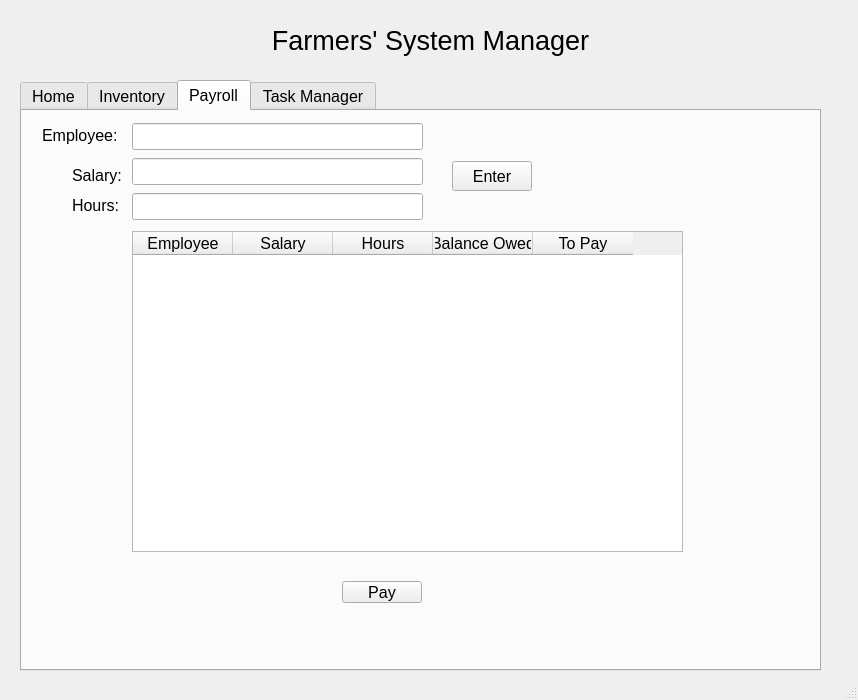
Qt form FarmingSystemManager/mainwindow.ui (ryan-ghosh/FarmerSystemManager) before a commit.
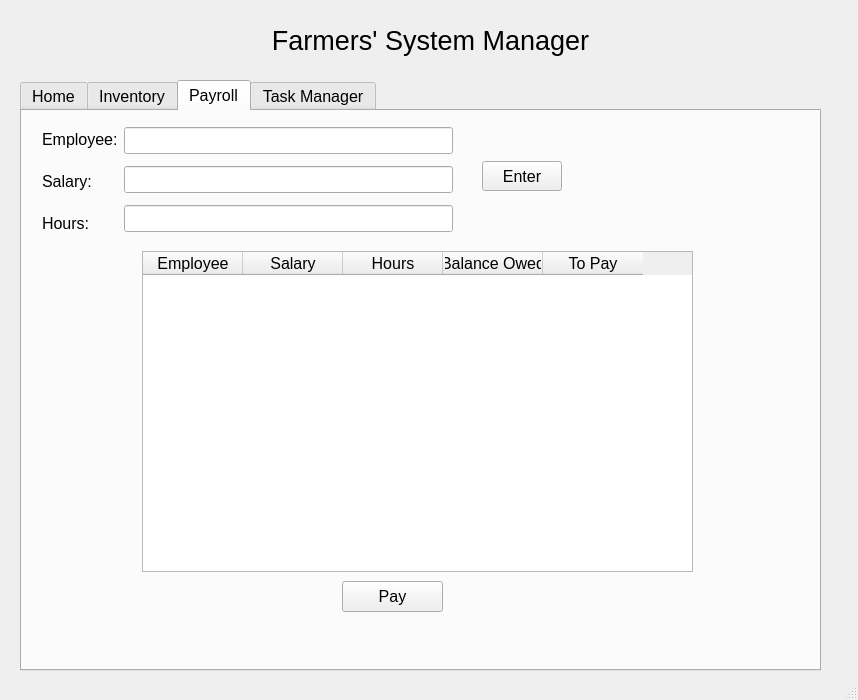
The same form after that commit.

Commit message: working version without the appmodels and shit

Diff of the .ui file:
```diff
--- a/FarmingSystemManager/mainwindow.ui
+++ b/FarmingSystemManager/mainwindow.ui
@@ -226,8 +226,8 @@
        <rect>
         <x>320</x>
         <y>470</y>
-        <width>80</width>
-        <height>22</height>
+        <width>101</width>
+        <height>31</height>
        </rect>
       </property>
       <property name="text">
@@ -237,8 +237,8 @@
      <widget class="QTableWidget" name="payrolltable">
       <property name="geometry">
        <rect>
-        <x>110</x>
-        <y>120</y>
+        <x>120</x>
+        <y>140</y>
         <width>551</width>
         <height>321</height>
        </rect>
@@ -269,49 +269,10 @@
        </property>
       </column>
      </widget>
-     <widget class="QLabel" name="label_11">
-      <property name="geometry">
-       <rect>
-        <x>20</x>
-        <y>10</y>
-        <width>82</width>
-        <height>29</height>
-       </rect>
-      </property>
-      <property name="text">
-       <string>Employee:</string>
-      </property>
-     </widget>
-     <widget class="QLabel" name="label_12">
-      <property name="geometry">
-       <rect>
-        <x>50</x>
-        <y>50</y>
-        <width>51</width>
-        <height>29</height>
-       </rect>
-      </property>
-      <property name="text">
-       <string>Salary:</string>
-      </property>
-     </widget>
-     <widget class="QLabel" name="label_13">
-      <property name="geometry">
-       <rect>
-        <x>50</x>
-        <y>80</y>
-        <width>51</width>
-        <height>29</height>
-       </rect>
-      </property>
-      <property name="text">
-       <string>Hours:</string>
-      </property>
-     </widget>
      <widget class="QPushButton" name="payButton_3">
       <property name="geometry">
        <rect>
-        <x>430</x>
+        <x>460</x>
         <y>50</y>
         <width>80</width>
         <height>30</height>
@@ -321,24 +282,53 @@
        <string>Enter</string>
       </property>
      </widget>
-     <widget class="QWidget" name="layoutWidget">
+     <widget class="QWidget" name="">
       <property name="geometry">
        <rect>
-        <x>110</x>
+        <x>20</x>
         <y>10</y>
-        <width>291</width>
-        <height>101</height>
+        <width>411</width>
+        <height>120</height>
        </rect>
       </property>
-      <layout class="QVBoxLayout" name="verticalLayout_12">
+      <layout class="QHBoxLayout" name="horizontalLayout_2">
        <item>
-        <widget class="QLineEdit" name="lineEditEmployee"/>
+        <layout class="QVBoxLayout" name="verticalLayout_8">
+         <item>
+          <widget class="QLabel" name="label_11">
+           <property name="text">
+            <string>Employee:</string>
+           </property>
+          </widget>
+         </item>
+         <item>
+          <widget class="QLabel" name="label_12">
+           <property name="text">
+            <string>Salary:</string>
+           </property>
+          </widget>
+         </item>
+         <item>
+          <widget class="QLabel" name="label_13">
+           <property name="text">
+            <string>Hours:</string>
+           </property>
+          </widget>
+         </item>
+        </layout>
        </item>
        <item>
-        <widget class="QLineEdit" name="lineEditSalary"/>
-       </item>
-       <item>
-        <widget class="QLineEdit" name="lineEditHours"/>
+        <layout class="QVBoxLayout" name="verticalLayout_12">
+         <item>
+          <widget class="QLineEdit" name="lineEditEmployee"/>
+         </item>
+         <item>
+          <widget class="QLineEdit" name="lineEditSalary"/>
+         </item>
+         <item>
+          <widget class="QLineEdit" name="lineEditHours"/>
+         </item>
+        </layout>
        </item>
       </layout>
      </widget>
```
Left out of the diff: 4 changed lines with no effect on the pictures. The commit also changes 2 other files.
